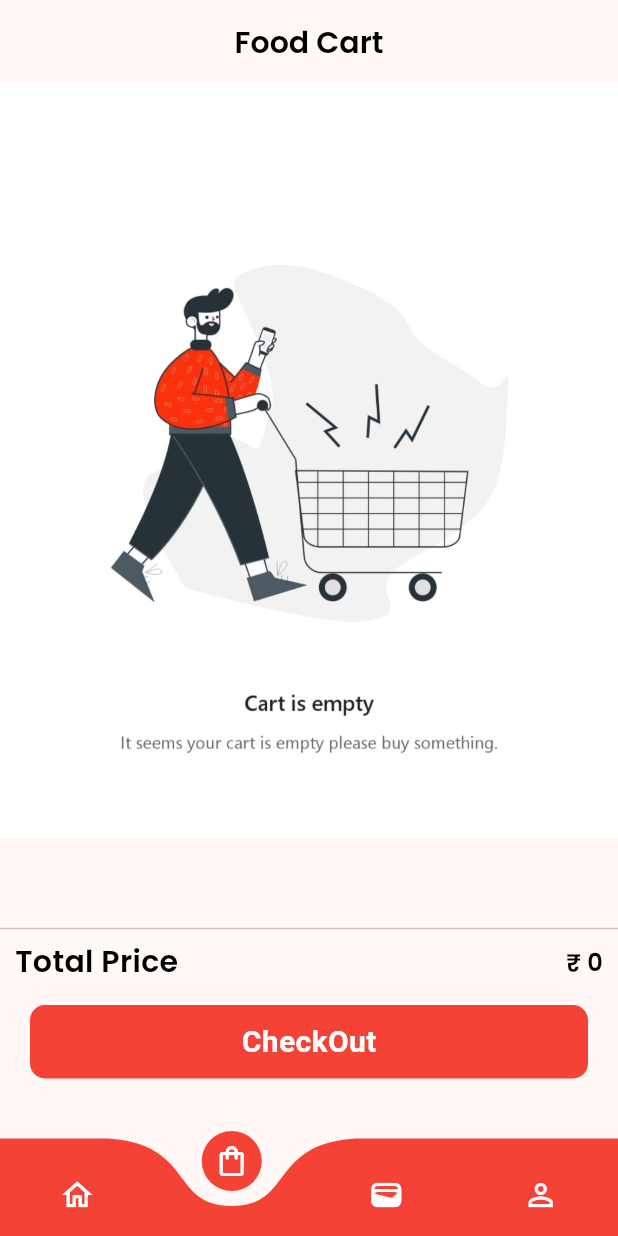
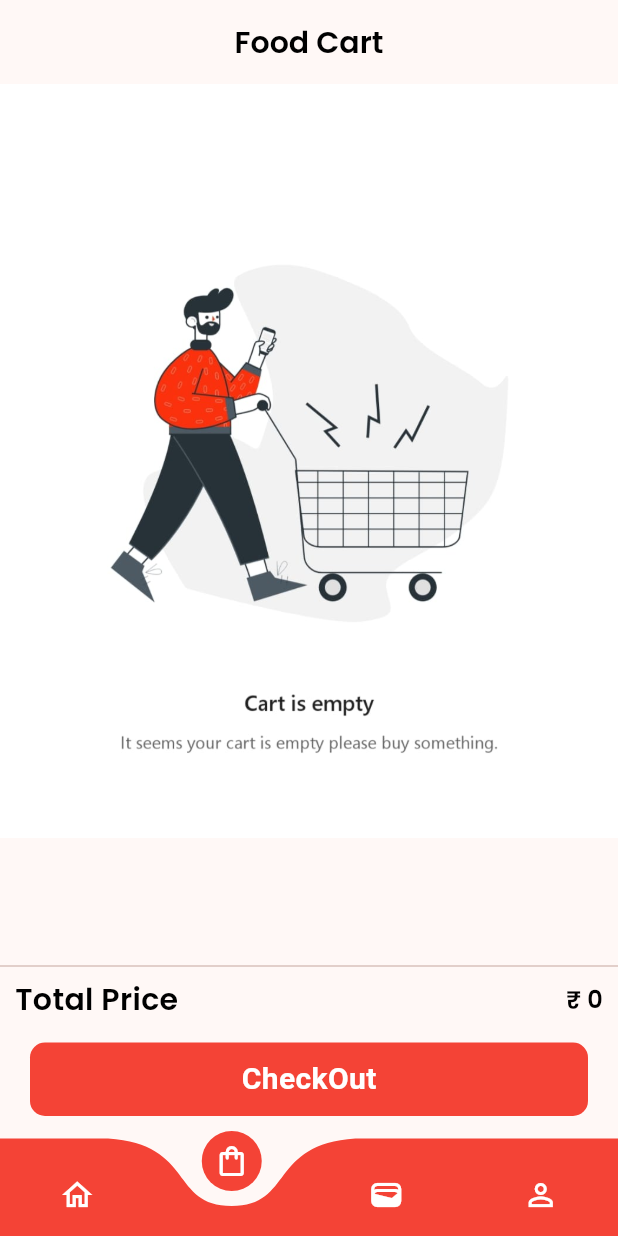
Before and after one commit to MUHAMMEDSINANCP/Quick-Foodie, a Flutter app: the screen it shows once a user with an empty profile is signed in, swiped to page 2, on a phone screen of 412 x 824 dp. Run offline on Flutter 3.47's test engine with Material 3 defaults, Android fonts, the light colour scheme and no system bars; drawn by our look-alikes of curved_navigation_bar; our stand-ins replace cloud_firestore, fancy_shimmer_image, firebase_auth, firebase_core, firebase_storage, image_picker and 2 more; missing offline and left inert: flutter_stripe; accounts and stored records are empty.

Commit message:
Successfully Completed

```diff
--- a/lib/pages/bottom_nav.dart
+++ b/lib/pages/bottom_nav.dart
@@ -44,6 +44,8 @@ class _BottomNavState extends State<BottomNav> {
   @override
   Widget build(BuildContext context) {
     return Scaffold(
+      extendBody: true,
+      resizeToAvoidBottomInset: false,
       body: PageView(
         controller: _pageController,
         onPageChanged: _onPageChanged,
--- a/lib/pages/cart.dart
+++ b/lib/pages/cart.dart
@@ -382,7 +382,7 @@ class _OrderState extends State<Order> {
             ),
           ),
           const SizedBox(
-            height: 20,
+            height: 60,
           )
         ],
       ),
```
Also changed, not shown: pubspec.lock.
